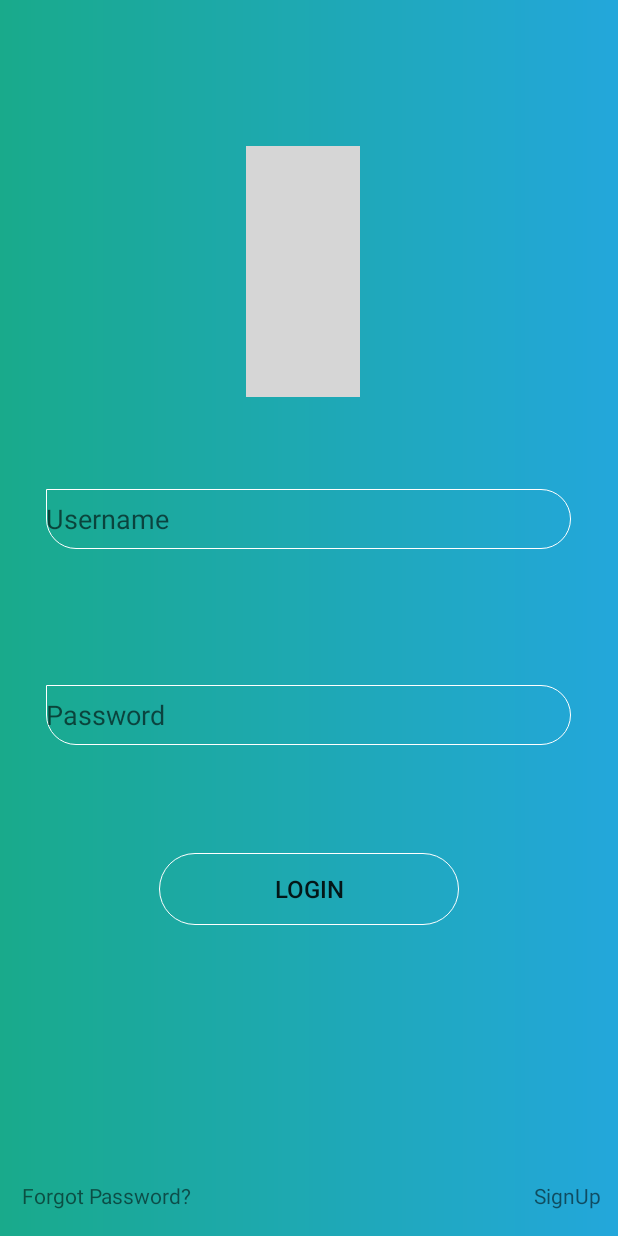
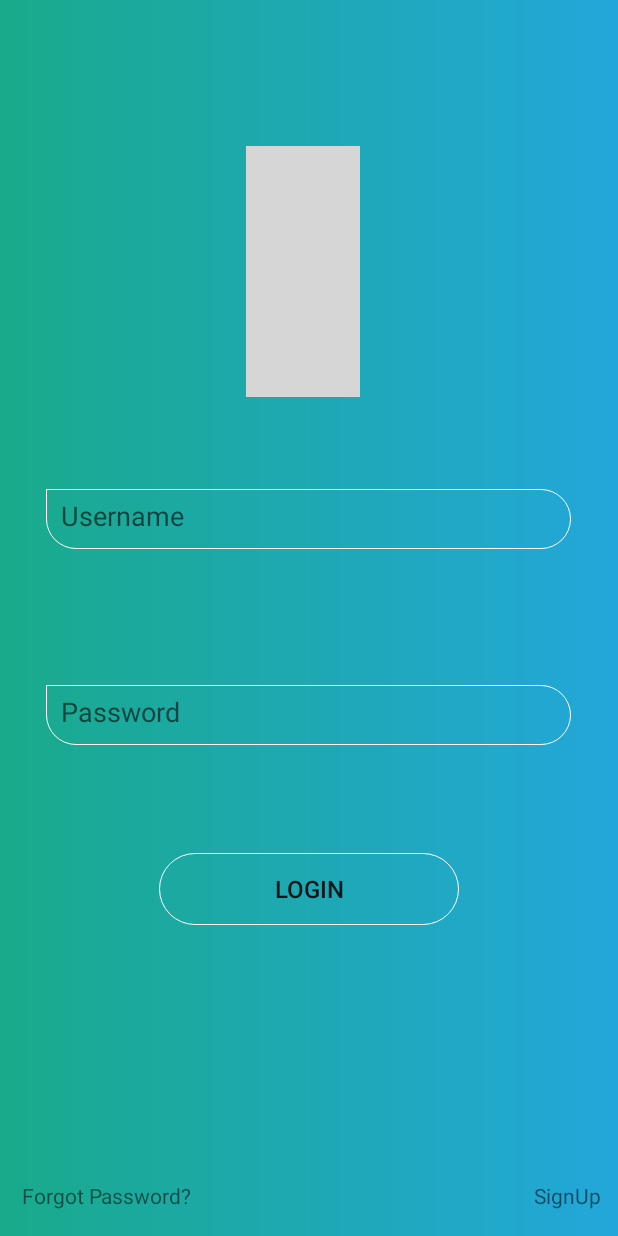
Before and after one commit to iqbalcrat/sekreto, an Android app: the screen it shows after launch (MainActivity), on a phone screen of 412 x 824 dp. Run offline under Robolectric (Android 15) with nearby library versions, the phone set to English and light mode, and no system bars; grey boxes are pictures that could not be loaded.

Commit message:
Second commit Changes : Created Login UI Date: 13-06-2019

```diff
--- a/app/src/main/res/layout/activity_main.xml
+++ b/app/src/main/res/layout/activity_main.xml
@@ -43,7 +43,9 @@
             android:layout_marginTop="34dp"
             android:layout_marginBottom="458dp"
             android:background="@drawable/textview_shape"
-            android:hint="Username" />
+            android:hint="Username"
+            android:includeFontPadding="true"
+            android:padding="10sp"/>
 
         <EditText
             android:id="@+id/password"
@@ -53,7 +55,9 @@
             android:layout_centerHorizontal="true"
             android:layout_marginBottom="327dp"
             android:background="@drawable/textview_shape"
-            android:hint="Password" />
+            android:hint="Password"
+            android:includeFontPadding="true"
+            android:padding="10sp"/>
 
 
         <Button
```
